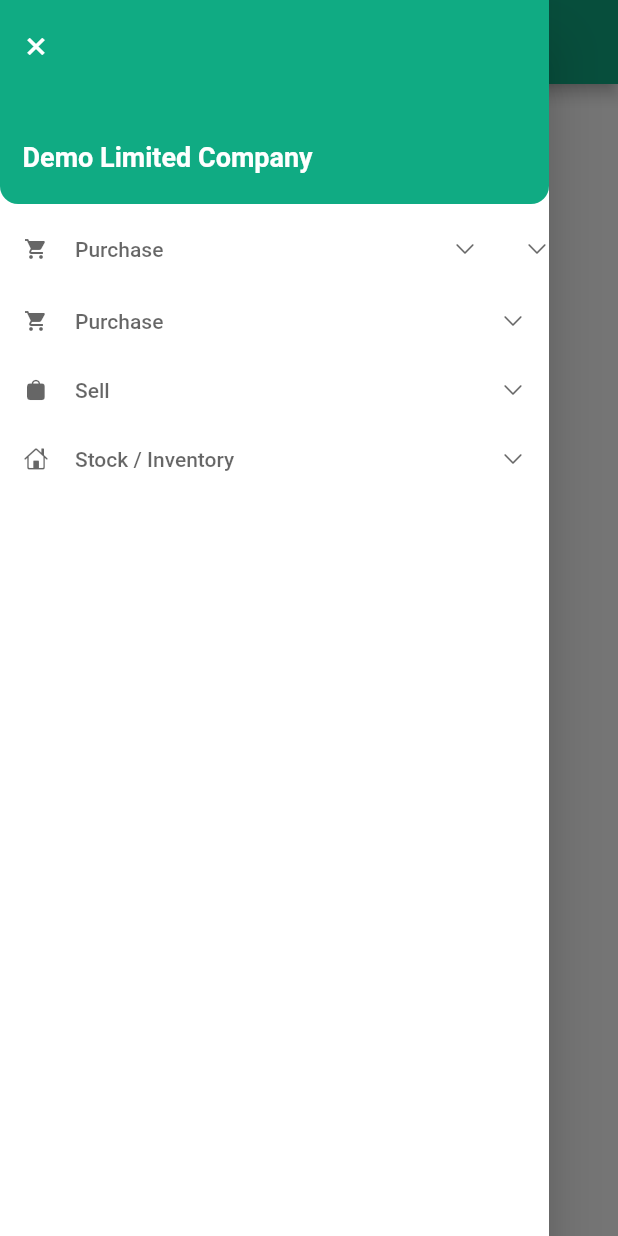
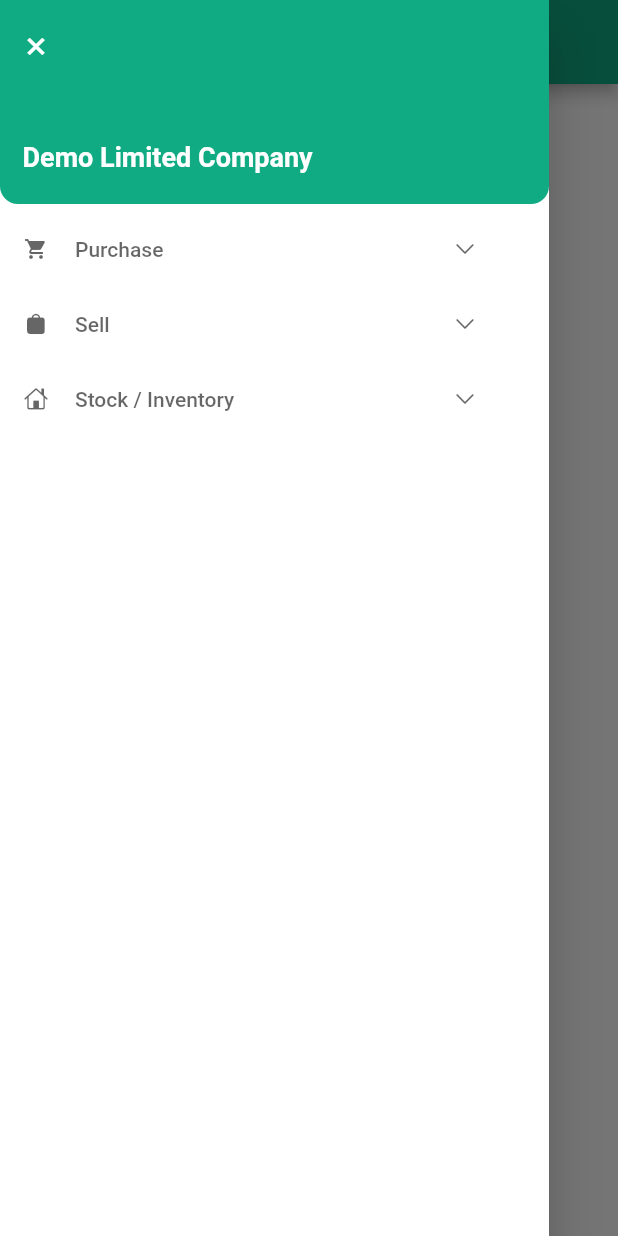
Before and after one commit to OmarFaruk-BD/company_app_design, a Flutter app: the screen it shows after launch, with the side drawer open, on a phone screen of 412 x 824 dp. Run offline on Flutter 3.47's test engine with Material 2 defaults, Android fonts, the phone set to English and light mode, and no system bars.

Commit message:
Design drawer like figma

```diff
--- a/lib/table_data/widgets/custom_drawer.dart
+++ b/lib/table_data/widgets/custom_drawer.dart
@@ -1,6 +1,6 @@
 import 'package:demo_limited_company_app/table_data/widgets/drawer_header.dart';
-import 'package:demo_limited_company_app/table_data/widgets/drawer_item.dart';
-import 'package:demo_limited_company_app/table_data/widgets/expanded_drawer_item.dart';
+import 'package:demo_limited_company_app/table_data/widgets/drawer_item_tile.dart';
+import 'package:demo_limited_company_app/table_data/widgets/expanded_items.dart';
 import 'package:flutter/cupertino.dart';
 import 'package:flutter/material.dart';
 
@@ -25,22 +25,23 @@ class _CustomDrawerState extends State<CustomDrawer> {
               children: [
                 const CustomDrawerHeader(),
                 const SizedBox(height: 5),
-                const DrawerItemTile(),
-                DrawerItem(
-                  isSelected: isPurchaseSelected,
-                  onTap: () {
-                    setState(() {
-                      isPurchaseSelected = !isPurchaseSelected;
-                    });
-                  },
+                DrawerItemTile(
+                  name: 'Purchase',
+                  leadingIcon: Icons.shopping_cart,
+                  expantionWidget: const ExpandedItems(),
+                  onTap: () {},
                 ),
-                DrawerItem(
+                DrawerItemTile(
                   name: 'Sell',
                   leadingIcon: CupertinoIcons.bag_fill,
+                  //  expantionWidget: ,
+                  onTap: () {},
                 ),
-                DrawerItem(
+                DrawerItemTile(
                   name: 'Stock / Inventory',
                   leadingIcon: CupertinoIcons.house,
+                  //  expantionWidget: [],
+                  onTap: () {},
                 ),
               ],
             )),
--- a/lib/table_data/widgets/expanded_drawer_item.dart
+++ b/lib/table_data/widgets/drawer_item_tile.dart
@@ -1,10 +1,18 @@
 import 'package:demo_limited_company_app/table_data/widgets/drawer_item.dart';
-import 'package:demo_limited_company_app/table_data/widgets/expanded_items.dart';
-import 'package:flutter/cupertino.dart';
 import 'package:flutter/material.dart';
 
 class DrawerItemTile extends StatefulWidget {
-  const DrawerItemTile({super.key});
+  const DrawerItemTile({
+    super.key,
+    this.name = 'Purchase',
+    this.leadingIcon = Icons.shopping_cart,
+    this.expantionWidget,
+    this.onTap,
+  });
+  final VoidCallback? onTap;
+  final String name;
+  final IconData leadingIcon;
+  final Widget? expantionWidget;
 
   @override
   State<DrawerItemTile> createState() => _DrawerItemTileState();
@@ -25,30 +33,25 @@ class _DrawerItemTileState extends State<DrawerItemTile> {
         child: ExpansionTile(
           backgroundColor: Colors.white,
           expandedAlignment: Alignment.centerLeft,
+          tilePadding: EdgeInsets.zero,
+          maintainState: false,
           onExpansionChanged: (value) {
             setState(() {
               isExpanded = value;
             });
           },
-          title: DrawerItem(isSelected: isExpanded),
-          trailing: Container(
-            height: 40,
-            color: isExpanded ? const Color(0xFFC9ECE3) : Colors.white,
-            child: Icon(
-              isExpanded
-                  ? CupertinoIcons.chevron_up
-                  : CupertinoIcons.chevron_down,
-              color: isExpanded
-                  ? const Color(0xFF10AB83)
-                  : Colors.black.withOpacity(0.6),
-              size: 16,
-            ),
+          title: DrawerItem(
+            name: widget.name,
+            leadingIcon: widget.leadingIcon,
+            isSelected: isExpanded,
+            // onTap: widget.onTap,
           ),
-          tilePadding: EdgeInsets.zero,
-          maintainState: true,
-          children: const [
-            ExpandedItems(),
-          ],
+          trailing: const SizedBox(),
+          children: widget.expantionWidget == null
+              ? []
+              : [
+                  widget.expantionWidget!,
+                ],
         ),
       ),
     );
```
